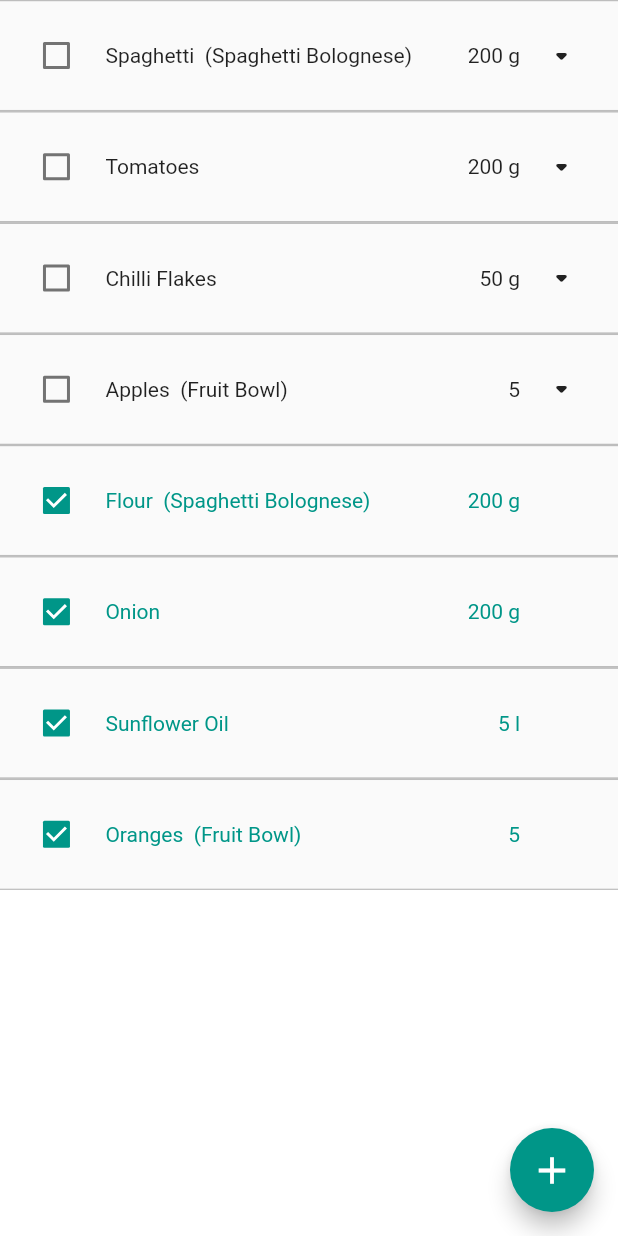
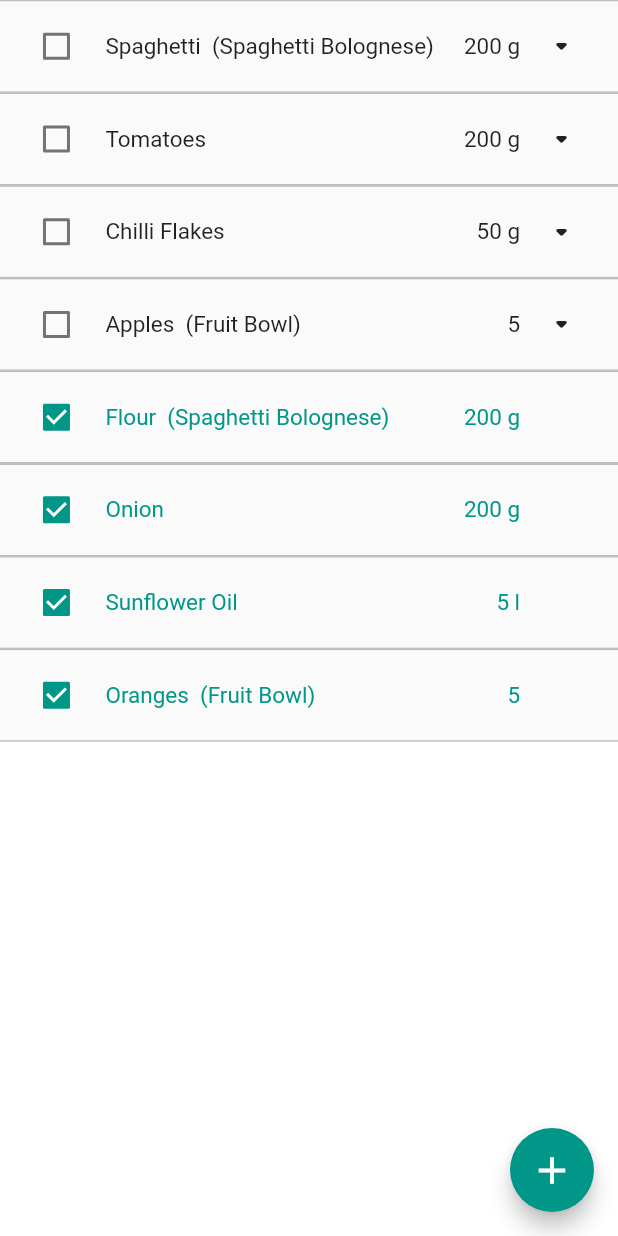
Before and after one commit to AsthaGarg16/CZ3002-FIT, a Flutter app: the ShoppingList screen opened directly, on a phone screen of 412 x 824 dp. Run offline on Flutter 3.47's test engine with Material 2 defaults, Android fonts, the phone set to English and light mode, and no system bars; our stand-ins replace cloud_firestore, firebase_auth, firebase_core, flutter_speed_dial; accounts and stored records are empty; Roboto replaces fonts that are missing (mw).

Commit message:
Updated height of card

```diff
--- a/fit/lib/UI/ShopListCard.dart
+++ b/fit/lib/UI/ShopListCard.dart
@@ -34,7 +34,7 @@ class _MyStatefulWidgetState extends State<ShopListWidget> {
       }
 
     return Container(
-        height: MediaQuery.of(context).size.height * 0.09,
+        height: MediaQuery.of(context).size.height * 0.075,
         decoration: const BoxDecoration(
           border: Border(
             top: BorderSide(color: Colors.black26),
@@ -73,7 +73,7 @@ class _MyStatefulWidgetState extends State<ShopListWidget> {
                     const SizedBox(width: 5.0),
 
                         Expanded(flex: 4,child: Text(text, style: TextStyle(
-                            fontSize: 14.0,
+                            fontSize: 15.0,
                             fontWeight: FontWeight.normal,
                             color: widget.value?Colors.teal:Colors.black87))),
 
@@ -82,7 +82,7 @@ class _MyStatefulWidgetState extends State<ShopListWidget> {
                         child: Container(
                           alignment: Alignment.centerRight,
                           child: Text(widget.quantity, style: TextStyle(
-                              fontSize: 14.0,
+                              fontSize: 15.0,
                               fontWeight: FontWeight.normal,
                               color: widget.value?Colors.teal:Colors.black87)),
                         )
```
